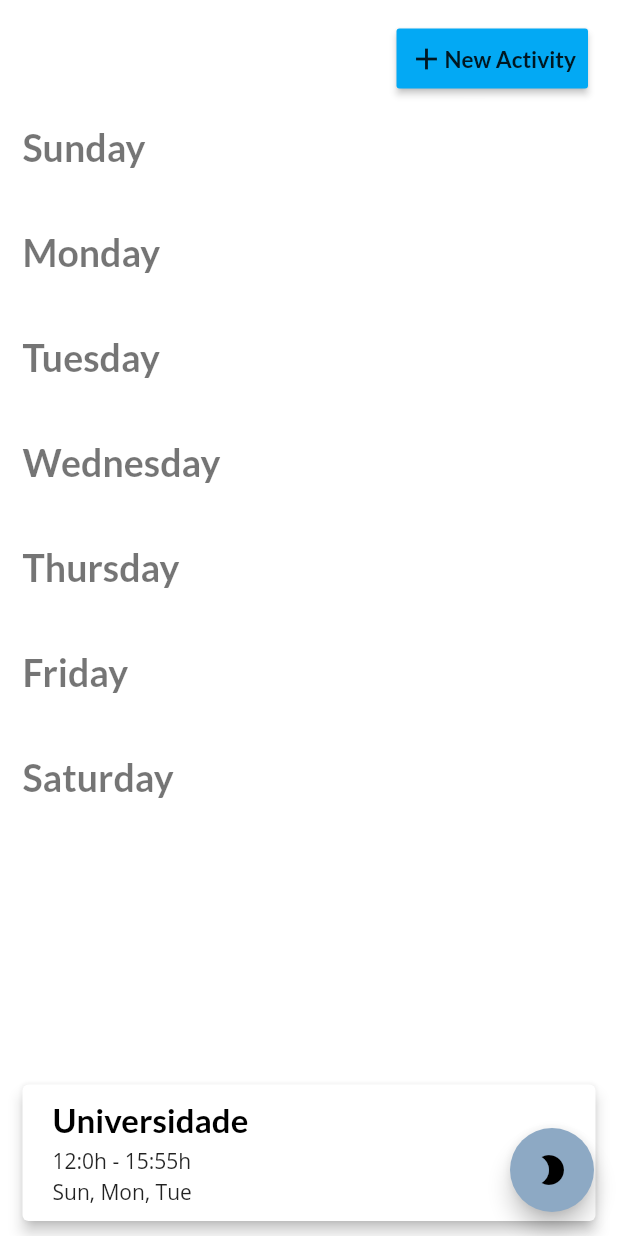
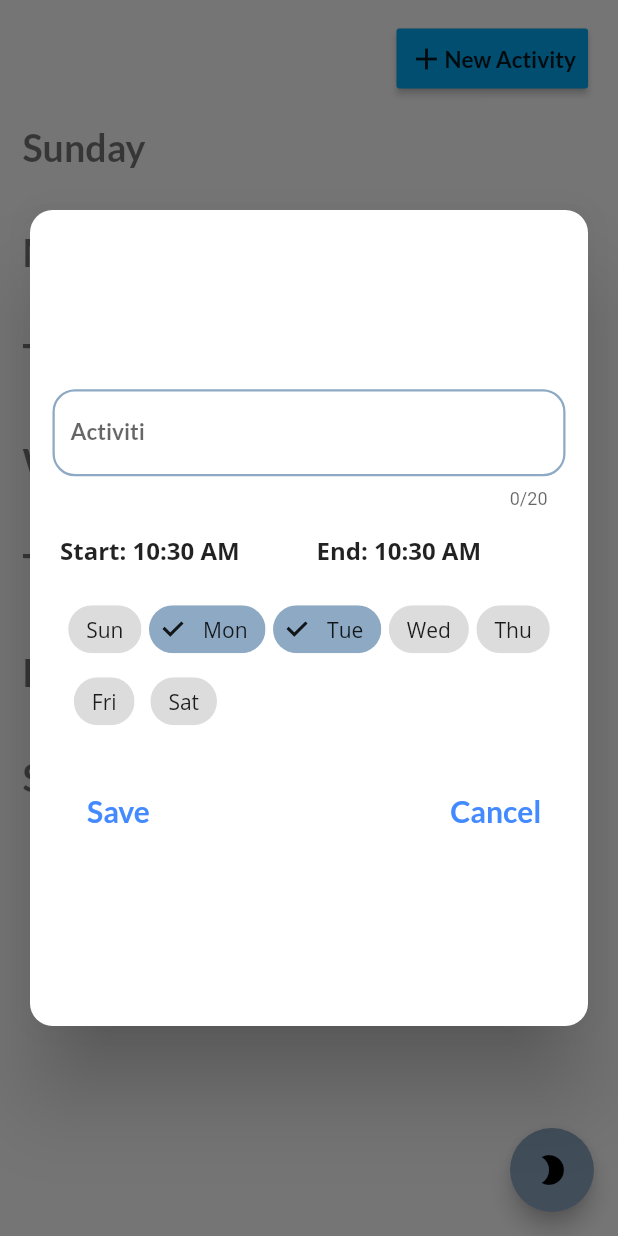
Before and after one commit to GustavoHen12/Elul, a Flutter app: the screen it shows after launch, after a tap on "New Activity", on a phone screen of 412 x 824 dp. Run offline on Flutter 3.47's test engine with Material 2 defaults, Android fonts, the phone set to English and light mode, and no system bars; our stand-ins replace flutter_mobx, google_fonts, hive, mobx, shared_preferences; missing offline and left inert: bloc_pattern; accounts and stored records are empty; generated files the repository leaves out were written again.

Commit message:
cria front card nova atividade

```diff
--- a/lib/screens/routine_dashboard/routine_page.dart
+++ b/lib/screens/routine_dashboard/routine_page.dart
@@ -2,6 +2,7 @@ import 'package:Elul/models/routineModel.dart';
 import 'package:Elul/screens/routine_dashboard/routine_services.dart';
 import 'package:Elul/screens/routine_dashboard/routine_store.dart';
 import 'package:Elul/screens/widgets/routine/card.dart';
+import 'package:Elul/screens/widgets/sizeConfig.dart';
 import 'package:Elul/themes/theme_store.dart';
 import 'package:flutter/material.dart';
 import 'package:provider/provider.dart';
@@ -35,7 +36,7 @@ class _RoutinePageState extends State<RoutinePage> {
 
   @override
   Widget build(BuildContext context) {
-
+    SizeConfig().init(context);
     var activiti = new RoutineModel();
     final list = Provider.of<RoutineController>(context);
 
@@ -45,6 +46,12 @@ class _RoutinePageState extends State<RoutinePage> {
     // list.cleanAll();
     // print(list);
     //expect(routine.list, model);
+
+    // RoutineCard(
+    //           title: 'Universidade',
+    //           start: 12.00,
+    //           end: 15.55,
+    //           days: ["Sunday", "Monday", "Tuesday"])
 
     return Scaffold(
       floatingActionButton: FloatingActionButton(
@@ -59,12 +66,6 @@ class _RoutinePageState extends State<RoutinePage> {
           children: <Widget>[
             _buildTop(),
             _buildList(),
-            RoutineCard(
-              title: 'Universidade',
-              start: 12.00,
-              end: 15.55,
-              days: ["Sunday", "Monday", "Tuesday"]),
-            //_buildGrid(),
           ],)
         )
     );
@@ -87,6 +88,156 @@ class _RoutinePageState extends State<RoutinePage> {
       );
   }
 
+  dialogBox ([RoutineModel model])
+  {
+    model = model ?? RoutineModel();
+
+    Widget _titleInput(){
+      return Container(
+        child: TextField(
+          decoration: InputDecoration(
+            focusedBorder: OutlineInputBorder(borderRadius: BorderRadius.circular(15),
+                                        borderSide: BorderSide(color: theme.theme.primaryColor, width: 1.5)),
+            enabledBorder: OutlineInputBorder(borderRadius: BorderRadius.circular(15),
+                                        borderSide: BorderSide(color: theme.theme.accentColor, width: 1.5)),
+            labelText: 'Activiti'),
+          maxLength: 20,
+          style: theme.theme.textTheme.button,
+          )
+        );
+    }
+
+    Widget _timeInput() {
+      TimeOfDay startTime = TimeOfDay.now();
+      TimeOfDay endTime = TimeOfDay.now();
+
+      _pickTime(time) async {
+      TimeOfDay t = await showTimePicker(
+          context: context,
+          initialTime: time ?? TimeOfDay.now(),
+        );
+        if(t != null)
+            return time;
+      }
+
+      //formata
+      MaterialLocalizations localizations = MaterialLocalizations.of(context);
+      String formaStartTime = localizations.formatTimeOfDay(startTime, alwaysUse24HourFormat: false);
+      String formaendTime = localizations.formatTimeOfDay(endTime, alwaysUse24HourFormat: false);
+
+      return Row(
+        children: [
+          Flexible(child:
+          ListTile(
+              contentPadding: EdgeInsets.symmetric(horizontal:5),
+              title: Text("Start: $formaStartTime"),
+              onTap: ()async {
+                startTime = await _pickTime(startTime);},
+            )),
+          Flexible(child:
+          ListTile(
+              contentPadding: EdgeInsets.symmetric(horizontal:5),
+              title: Text("End: $formaendTime"),
+              onTap: ()async {
+                startTime = await _pickTime(endTime);},
+            )),
+        ]);
+    }
+
+    Widget _daysInput() {
+      List ndays = ['Monday', 'Tuesday'];
+      var boolDays = {'Sunday': false, 'Monday':false, 'Tuesday': false,
+                    'Wednesday': false, 'Thursday': false, 'Friday': false, 'Saturday': false};
+      ndays.forEach((element) {boolDays[element] = true;});
+      return Container(
+        child: Wrap(
+          spacing: 5.0,
+          children: <Widget>[
+            FilterChip(
+              label: Text('Sun'),
+              selected: boolDays['Sunday'],
+              onSelected: (bool selected) { boolDays['Sunday'] = !boolDays['Sunday'];},
+              selectedColor: Theme.of(context).accentColor,
+            ),
+            FilterChip(
+              label: Text('Mon'),
+              selected: boolDays['Monday'],
+              onSelected: (bool selected) { boolDays['Monday'] = !boolDays['Monday'];},
+              selectedColor: Theme.of(context).accentColor,
+            ),
+            FilterChip(
+              label: Text('Tue'),
+              selected: boolDays['Tuesday'],
+              onSelected: (bool selected) { boolDays['Tuesday'] = !boolDays['Tuesday'];},
+              selectedColor: Theme.of(context).accentColor,
+            ),
+            FilterChip(
+              label: Text('Wed'),
+              selected: boolDays['Wednesday'],
+              onSelected: (bool selected) { boolDays['Wednesday'] = !boolDays['Wednesday'];},
+              selectedColor: Theme.of(context).accentColor,
+            ),
+            FilterChip(
+              label: Text('Thu'),
+              selected: boolDays['Thursday'],
+              onSelected: (bool selected) { boolDays['Thursday'] = !boolDays['Thursday'];},
+              selectedColor: Theme.of(context).accentColor,
+            ),
+            FilterChip(
+              label: Text('Fri'),
+              selected: boolDays['Friday'],
+              onSelected: (bool selected) { boolDays['Friday'] = !boolDays['Friday'];},
+              selectedColor: Theme.of(context).accentColor,
+            ),
+            FilterChip(
+              label: Text('Sat'),
+              selected: boolDays['Saturday'],
+              onSelected: (bool selected) { boolDays['Saturday'] = !boolDays['Saturday'];},
+              selectedColor: Theme.of(context).accentColor,
+            ),
+          ],),
+      );
+    }
+
+    Widget _buttons()
+    {
+      return Container(
+        margin: EdgeInsets.only(top: 25),
+        width: double.infinity,
+        child: Row(
+        mainAxisSize: MainAxisSize.max,
+        mainAxisAlignment: MainAxisAlignment.spaceBetween,
+        children: <Widget>[
+          FlatButton(child: Text('Save', style: theme.theme.textTheme.headline5,), onPressed: (){},),
+          FlatButton(child: Text('Cancel', style: theme.theme.textTheme.headline5), onPressed: (){},),
+        ],),
+      );
+    }
+    showDialog(
+      barrierDismissible: false,
+      context: context,
+      builder: (_) {
+        return
+        Card(
+          margin: EdgeInsets.symmetric(horizontal: 20, vertical: (17*SizeConfig.blockSizeVertical)),
+          shape: RoundedRectangleBorder(borderRadius: BorderRadius.circular(15)),
+          elevation: 25,
+          child: Center (
+            child: Container(
+            padding: EdgeInsets.symmetric(vertical: 30, horizontal: 15),
+            child: Column(
+              mainAxisSize: MainAxisSize.min,
+              children: <Widget>[
+                _titleInput(),
+                _timeInput(),
+                _daysInput(),
+                _buttons(),
+              ],),
+        )));
+      }
+    );
+  }
+
   Widget _buildTop()
   {
     return new Container(
@@ -94,7 +245,9 @@ class _RoutinePageState extends State<RoutinePage> {
       margin: EdgeInsets.only(top:15, right: 20),
       child: RaisedButton(
         padding: EdgeInsets.all(8),
-        onPressed: (){},
+        onPressed: (){
+          dialogBox();
+        },
         child:
           Row( mainAxisSize: MainAxisSize.min,
             children:[
--- a/lib/themes/theme_services.dart
+++ b/lib/themes/theme_services.dart
@@ -20,11 +20,12 @@ class ThemeService {
           //HEADLINE(Lato)
           headline3: TextStyle(fontFamily: "Lato", fontWeight: FontWeight.bold, fontSize: 25),
           headline4: TextStyle(fontFamily: "Lato", fontWeight: FontWeight.bold, fontSize: 22, color: Colors.black),
+          headline5: TextStyle(fontFamily: "Lato", fontWeight: FontWeight.bold, fontSize: 20, color: Colors.blueAccent),
           //BODYTEXT(OpenSans)
           bodyText1: TextStyle(fontFamily: "OpenSans"),
           bodyText2: TextStyle(fontFamily: "OpenSans"),
           //SUBTITLE(OpenSans)
-          subtitle1: TextStyle(fontFamily: "OpenSans"),
+          subtitle1: TextStyle(fontFamily: "OpenSans", fontWeight: FontWeight.w800),
           //BUTTOM (Lato)
           button: TextStyle(fontFamily: "Lato", fontWeight: FontWeight.w700, fontSize: 15),
 
@@ -42,6 +43,7 @@ class ThemeService {
           //HEADLINE(Lato)
           headline3: TextStyle(fontFamily: "Lato", fontWeight: FontWeight.bold, fontSize: 25),
           headline4: TextStyle(fontFamily: "Lato", fontWeight: FontWeight.bold, fontSize: 22, color: Colors.white),
+          headline5: TextStyle(fontFamily: "Lato", fontWeight: FontWeight.bold, fontSize: 20, color: Colors.white),
           //BODYTEXT(OpenSans)
           bodyText1: TextStyle(fontFamily: "OpenSans"),
           bodyText2: TextStyle(fontFamily: "OpenSans"),
```
